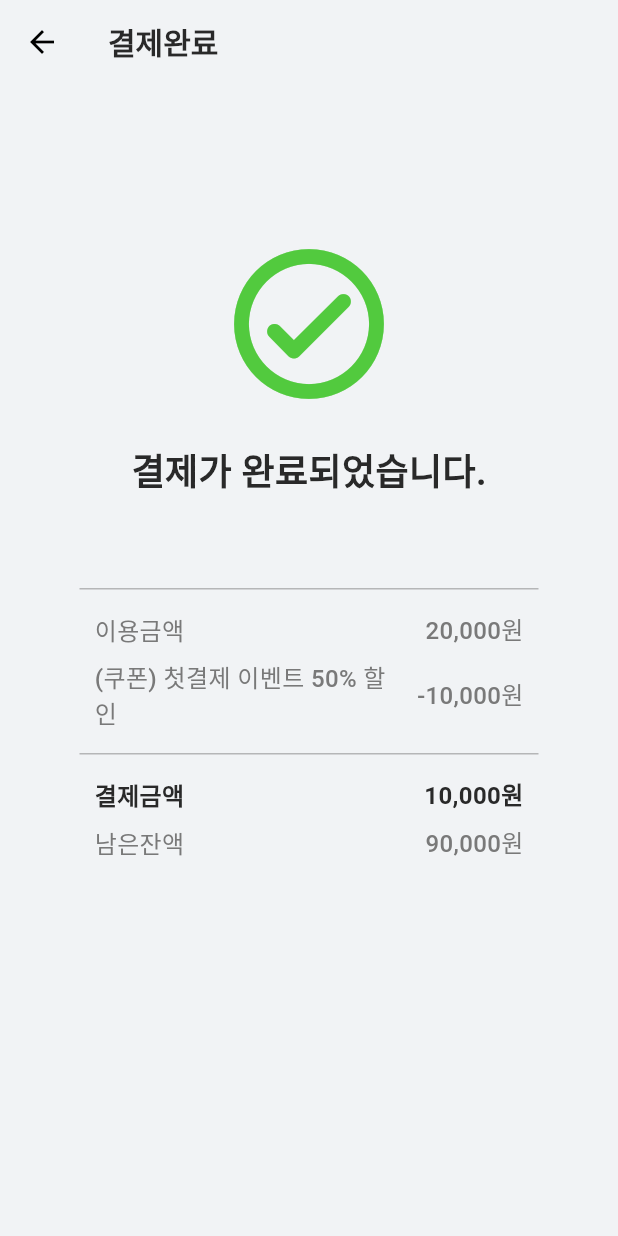
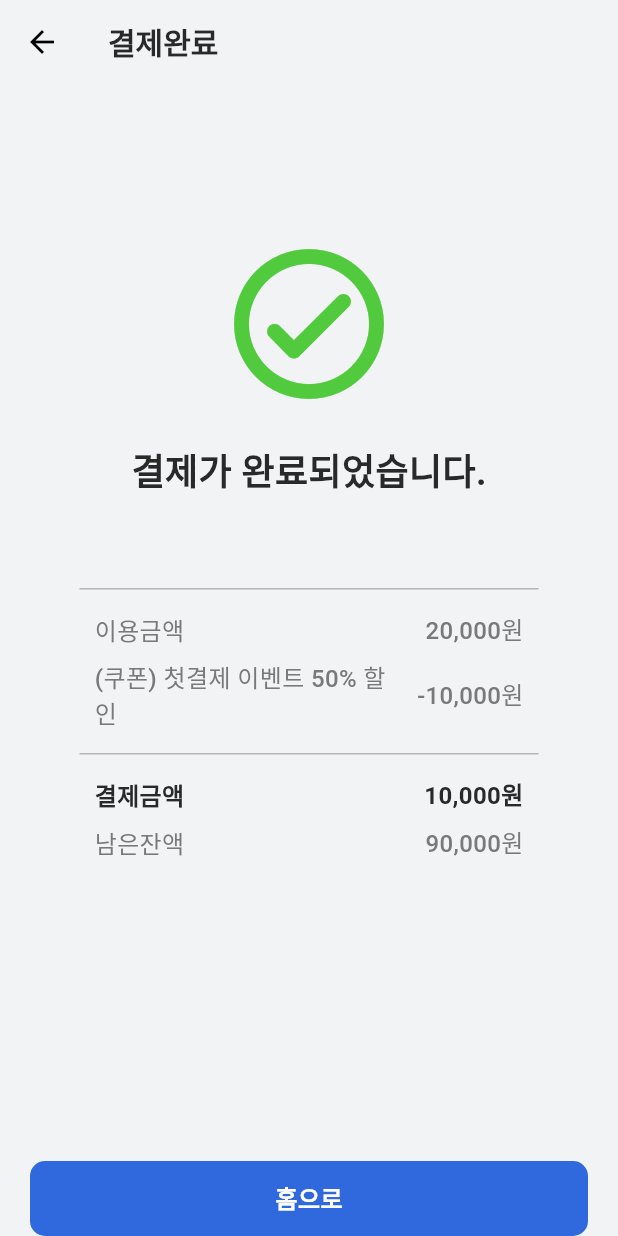
Before and after one commit to KIMSEUNGWO/All_Of_Football_Flutter, a Flutter app: the OrderCompleteWidget screen opened directly, on a phone screen of 412 x 824 dp. Run offline on Flutter 3.47's test engine with Material 3 defaults, Android fonts, the light colour scheme and no system bars; our stand-ins replace carousel_slider, flutter_riverpod, flutter_svg, shared_preferences; missing offline and left inert: flutter_line_sdk; accounts and stored records are empty; Roboto replaces fonts that are missing (Pretendard); project files that could hold a hidden picture were left out.

```diff
--- a/lib/component/region_data.dart
+++ b/lib/component/region_data.dart
@@ -155,7 +155,6 @@ enum Region {
   }
 
   int compareTo(Region o2, LanguageType langType) {
-
     int parentCompareResult = parent.compareTo(o2.parent, langType);
     return (parentCompareResult == 0)
         ? _getRegion(langType).compareTo(o2._getRegion(langType))
--- a/lib/component/snack_bar.dart
+++ b/lib/component/snack_bar.dart
@@ -14,7 +14,7 @@ class CustomSnackBar {
         ), // 컨텐츠 표시내용
         duration: const Duration(seconds: 3), // 지속시간
         behavior: SnackBarBehavior.floating, // 화면 하단
-        backgroundColor: const Color(0xFF797979).withOpacity(0.85),
+        backgroundColor: const Color(0xFF414650),
         elevation: 0, // 그림자 없애기
         shape: RoundedRectangleBorder( // 모서리를 둥글게 변경
           borderRadius: BorderRadius.circular(10.0),
--- a/lib/widgets/pages/poppages/order_complete_page.dart
+++ b/lib/widgets/pages/poppages/order_complete_page.dart
@@ -201,6 +201,30 @@ class _OrderCompleteWidgetState extends State<OrderCompleteWidget> with SingleTi
             ],
           ),
         ),
+        bottomNavigationBar: SafeArea(
+          child: GestureDetector(
+            onTap: () {
+
+            },
+            child: Container(
+              height: 50,
+              margin: const EdgeInsets.symmetric(horizontal: 20),
+              decoration: BoxDecoration(
+                color: Theme.of(context).colorScheme.onPrimary,
+                borderRadius: BorderRadius.circular(10)
+              ),
+              child: Center(
+                child: Text('홈으로',
+                  style: TextStyle(
+                    color: Colors.white,
+                    fontWeight: FontWeight.w600,
+                    fontSize: Theme.of(context).textTheme.displaySmall!.fontSize
+                  ),
+                ),
+              ),
+            ),
+          ),
+        ),
       ),
     );
   }
--- a/pubspec.yaml
+++ b/pubspec.yaml
@@ -22,6 +22,7 @@ dependencies:
   flutter_secure_storage: ^9.2.2 # Flutter Secure Storage
   flutter_riverpod: ^2.5.1 # 전역 저장소
   go_router: ^14.2.1 # 라우터
+  skeletonizer: ^1.4.2 # 스켈레톤, 로딩화면
 
 dev_dependencies:
   flutter_test:
```
Also changed, not shown: lib/domain/region/find_region.dart (+4 -3 lines), lib/widgets/pages/poppages/region_select_page.dart (+8 -1 lines), pubspec.lock.
